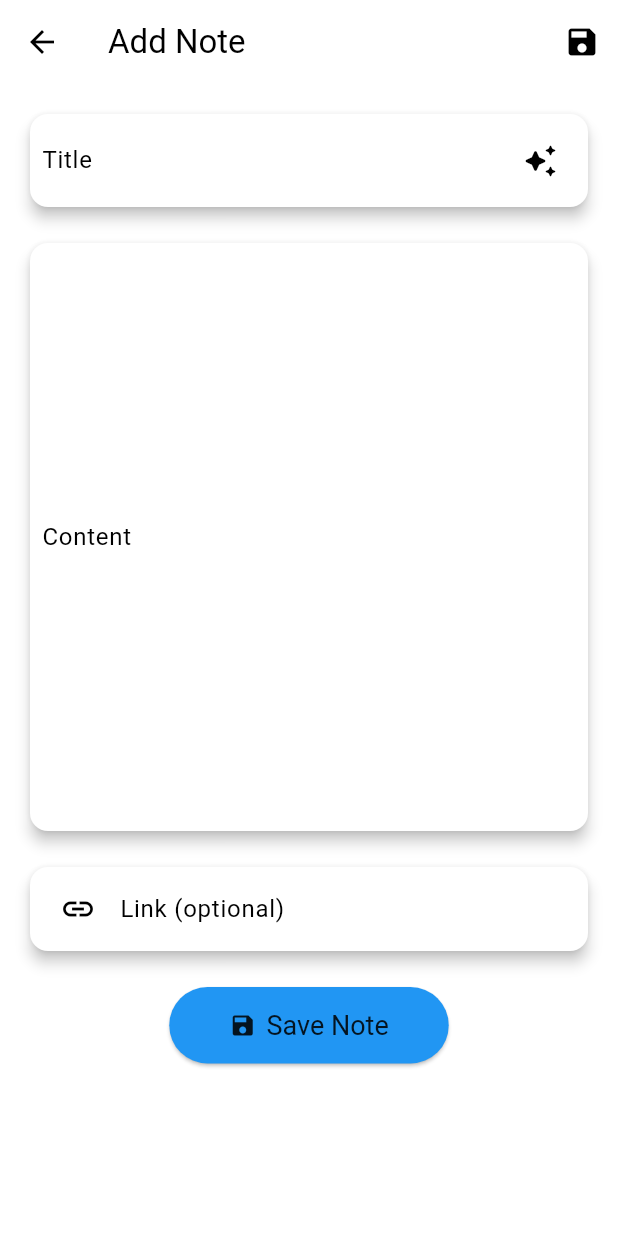
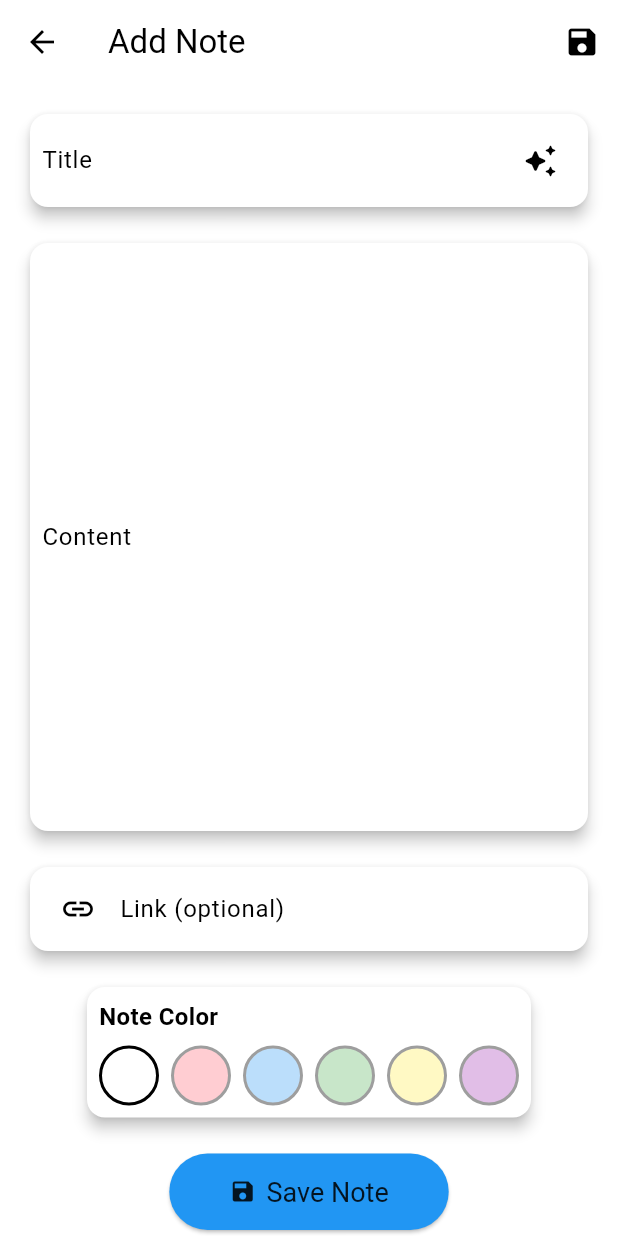
Before and after one commit to Piyu-Pika/my_notes_app, a Flutter app: the screen it shows once a user with an empty profile is signed in, after a tap on the "add" icon, on a phone screen of 412 x 824 dp. Run offline on Flutter 3.47's test engine with Material 3 defaults, Android fonts, the phone set to English and light mode, and no system bars; our stand-ins replace cloud_firestore, firebase_auth, firebase_core, flutter_gemini, shared_preferences; accounts and stored records are empty.

Commit message:
colour_code_update

```diff
--- a/lib/Screens/NoteAddScreen.dart
+++ b/lib/Screens/NoteAddScreen.dart
@@ -15,6 +15,16 @@ class _AddNoteScreenState extends State<AddNoteScreen> {
   final _linkController = TextEditingController();
   bool _isLoading = false;
   final gemini = Gemini.instance;
+  Color _selectedColor = Colors.white;
+
+  final List<Color> _colorOptions = [
+    Colors.white,
+    Colors.red[100]!,
+    Colors.blue[100]!,
+    Colors.green[100]!,
+    Colors.yellow[100]!,
+    Colors.purple[100]!,
+  ];
 
   @override
   void dispose() {
@@ -25,48 +35,7 @@ class _AddNoteScreenState extends State<AddNoteScreen> {
   }
 
   Future<void> _generateTitle() async {
-    if (_contentController.text.isEmpty) {
-      ScaffoldMessenger.of(context).showSnackBar(
-        SnackBar(content: Text('Please enter some content first')),
-      );
-      return;
-    }
-
-    setState(() {
-      _isLoading = true;
-    });
-
-    try {
-      String prompt = '''
-      Based on the following note content, generate a concise and relevant title:
-      ${_contentController.text}
-
-      The title should be short, catchy, and representative of the main idea in the content.
-      under 50 charcters
-      ''';
-
-      final response = await gemini.text(prompt);
-      String generatedTitle =
-          response?.content?.parts?.last.text ?? 'Generated Title';
-
-      // Trim and limit the title length if necessary
-      generatedTitle = generatedTitle.trim();
-      if (generatedTitle.length > 50) {
-        generatedTitle = generatedTitle.substring(0, 47) + '...';
-      }
-
-      setState(() {
-        _titleController.text = generatedTitle;
-      });
-    } catch (error) {
-      ScaffoldMessenger.of(context).showSnackBar(
-        SnackBar(content: Text('Failed to generate title: $error')),
-      );
-    } finally {
-      setState(() {
-        _isLoading = false;
-      });
-    }
+    // ... (keep the existing _generateTitle method)
   }
 
   void _submitForm() async {
@@ -86,6 +55,7 @@ class _AddNoteScreenState extends State<AddNoteScreen> {
           'content': _contentController.text.trim(),
           'link': _linkController.text.trim(),
           'timestamp': FieldValue.serverTimestamp(),
+          'color': _selectedColor.value,
         });
 
         Navigator.pop(context);
@@ -185,6 +155,52 @@ class _AddNoteScreenState extends State<AddNoteScreen> {
                           ),
                         ),
                       ),
+                      SizedBox(height: 16),
+                      Card(
+                        elevation: 4,
+                        child: Padding(
+                          padding: const EdgeInsets.all(8.0),
+                          child: Column(
+                            crossAxisAlignment: CrossAxisAlignment.start,
+                            children: [
+                              Text(
+                                'Note Color',
+                                style: TextStyle(
+                                  fontSize: 16,
+                                  fontWeight: FontWeight.bold,
+                                ),
+                              ),
+                              SizedBox(height: 8),
+                              Wrap(
+                                spacing: 8,
+                                children: _colorOptions.map((Color color) {
+                                  return GestureDetector(
+                                    onTap: () {
+                                      setState(() {
+                                        _selectedColor = color;
+                                      });
+                                    },
+                                    child: Container(
+                                      width: 40,
+                                      height: 40,
+                                      decoration: BoxDecoration(
+                                        color: color,
+                                        shape: BoxShape.circle,
+                                        border: Border.all(
+                                          color: _selectedColor == color
+                                              ? Colors.black
+                                              : Colors.grey,
+                                          width: 2,
+                                        ),
+                                      ),
+                                    ),
+                                  );
+                                }).toList(),
+                              ),
+                            ],
+                          ),
+                        ),
+                      ),
                       SizedBox(height: 20),
                       ElevatedButton.icon(
                         icon: Icon(
--- a/lib/Screens/notesScreen.dart
+++ b/lib/Screens/notesScreen.dart
@@ -45,6 +45,14 @@ class _NotesScreenState extends State<NotesScreen> {
     );
   }
 
+  Color getTextColor(Color backgroundColor) {
+    if (backgroundColor.computeLuminance() > 0.5) {
+      return Colors.black;
+    } else {
+      return Colors.white;
+    }
+  }
+
   @override
   Widget build(BuildContext context) {
     final user = FirebaseAuth.instance.currentUser!;
@@ -56,9 +64,12 @@ class _NotesScreenState extends State<NotesScreen> {
                 decoration: InputDecoration(
                   hintText: 'Search notes...',
                   border: InputBorder.none,
-                  hintStyle: TextStyle(),
+                  hintStyle: TextStyle(
+                      color:
+                          widget.isDarkMode ? Colors.white70 : Colors.black54),
                 ),
-                style: TextStyle(),
+                style: TextStyle(
+                    color: widget.isDarkMode ? Colors.white : Colors.black),
                 onChanged: (value) {
                   setState(() {
                     _searchQuery = value.toLowerCase();
@@ -127,24 +138,33 @@ class _NotesScreenState extends State<NotesScreen> {
             itemBuilder: (context, index) {
               Map<String, dynamic> data =
                   filteredDocs[index].data() as Map<String, dynamic>;
+              Color noteColor = Color(data['color'] ?? Colors.white.value);
+              Color textColor = getTextColor(noteColor);
               return Card(
                 elevation: 2,
                 margin: EdgeInsets.symmetric(horizontal: 8, vertical: 4),
+                color: noteColor,
                 child: ListTile(
                   title: Text(
                     data['title'] ?? 'No Title',
-                    style: TextStyle(fontWeight: FontWeight.bold),
+                    style: TextStyle(
+                      fontWeight: FontWeight.bold,
+                      color: textColor,
+                    ),
                   ),
                   subtitle: Text(
                     data['content'] ?? 'No Content',
                     maxLines: 2,
                     overflow: TextOverflow.ellipsis,
+                    style: TextStyle(color: textColor),
                   ),
                   leading: CircleAvatar(
-                    backgroundColor: Colors.blue,
+                    backgroundColor: textColor,
                     child: Text(
                       (data['title'] ?? 'N')[0].toUpperCase(),
-                      style: TextStyle(color: Colors.white),
+                      style: TextStyle(
+                        color: noteColor,
+                      ),
                     ),
                   ),
                   onTap: () {
@@ -156,7 +176,11 @@ class _NotesScreenState extends State<NotesScreen> {
                           noteId: filteredDocs[index].id,
                         ),
                       ),
-                    );
+                    ).then((updatedNote) {
+                      if (updatedNote != null) {
+                        // If the note was updated, you can handle it here if needed
+                      }
+                    });
                   },
                 ),
               );
```
Also changed, not shown: lib/Screens/NoteEditScreen.dart (+59 -0 lines).
